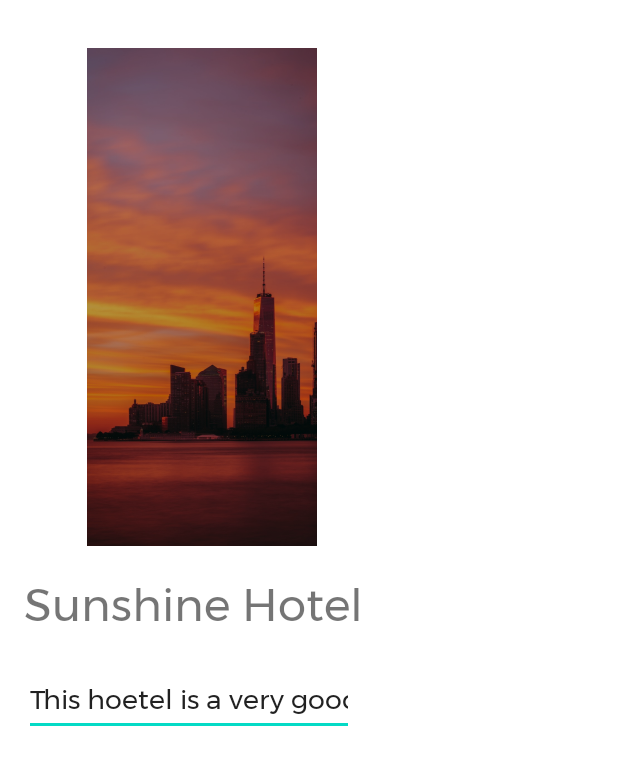
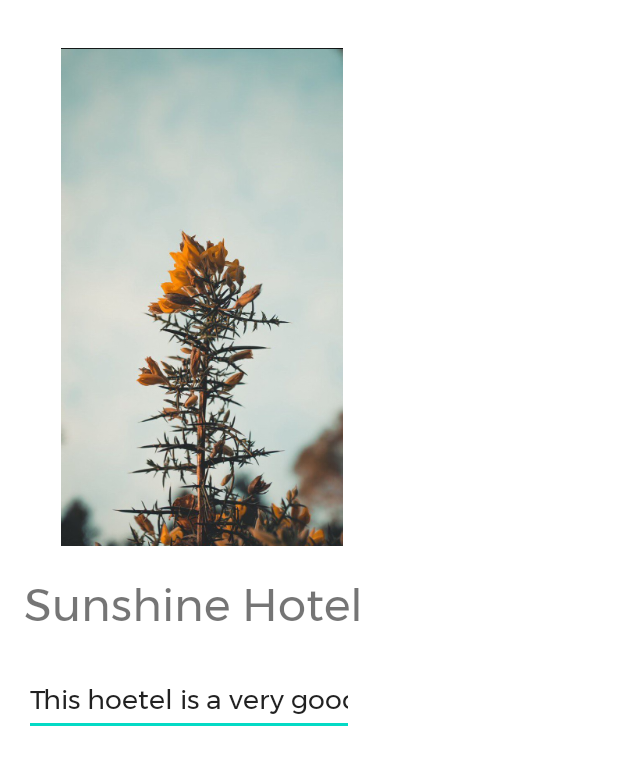
Before and after one commit to sobuur0/HotelApp, an Android app: the HotelListActivity screen opened directly, with no data from a screen before it, on a phone screen of 412 x 824 dp. Shown: the top 765 px of the screen. Run offline under Robolectric (Android 15) with nearby library versions, the phone set to English and light mode, and no system bars.

Commit message:
wire up my hotel pictures

```diff
--- a/app/src/main/java/com/example/hotelreservation/HotelListActivity.java
+++ b/app/src/main/java/com/example/hotelreservation/HotelListActivity.java
@@ -23,7 +23,9 @@ public class HotelListActivity extends AppCompatActivity {
         setContentView(binding.getRoot());
 
         int myName = mHotelsAndNames[currentIndex].getHotelName();
+        int myHotel = mHotelsAndNames[currentIndex].getHotelPic();
         binding.txtHotelName.setText(myName);
+        binding.imgHotelPic.setImageResource(myHotel);
     }
 
 
--- a/app/src/main/res/layout/activity_hotel_list.xml
+++ b/app/src/main/res/layout/activity_hotel_list.xml
@@ -8,7 +8,7 @@
     tools:context=".HotelListActivity">
 
     <ImageView
-        android:id="@+id/imageView2"
+        android:id="@+id/imgHotelPic"
         android:layout_width="237dp"
         android:layout_height="332dp"
         android:layout_marginStart="16dp"
@@ -26,7 +26,7 @@
         android:text="First Hotel"
         android:textSize="30sp"
         app:layout_constraintStart_toStartOf="parent"
-        app:layout_constraintTop_toBottomOf="@+id/imageView2" />
+        app:layout_constraintTop_toBottomOf="@+id/imgHotelPic" />
 
     <com.google.android.material.textfield.TextInputEditText
         android:id="@+id/editTextTextPersonName"
```
